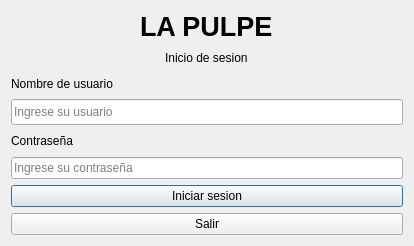
Above: Proyecto Final- Progra1- VSJJ/Proyecto Final- Progra1- VSJJ/Login.ui from Vixtrien024/ProyectoFinal-Progra1-VSJJ before the change. Below: the same form after it.
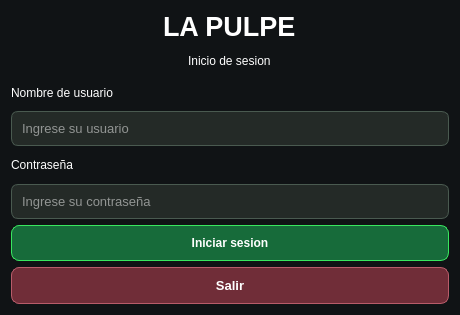
That is the form after the change. Icons and pictures are not drawn.

The edit to the form file:
```diff
--- a/Proyecto Final- Progra1- VSJJ/Proyecto Final- Progra1- VSJJ/Login.ui
+++ b/Proyecto Final- Progra1- VSJJ/Proyecto Final- Progra1- VSJJ/Login.ui
@@ -6,13 +6,51 @@
    <rect>
     <x>0</x>
     <y>0</y>
-    <width>410</width>
-    <height>246</height>
+    <width>460</width>
+    <height>315</height>
    </rect>
   </property>
   <property name="windowTitle">
    <string>La Pulpe - Inicio de sesion</string>
   </property>
+  <property name="styleSheet">
+   <string notr="true">
+QDialog {
+    background-color: #101315;
+}
+
+QLabel {
+    color: #FFFFFF;
+    background: transparent;
+}
+
+QLineEdit {
+    background-color: #242A27;
+    color: #FFFFFF;
+    border: 1px solid #4A5A50;
+    border-radius: 7px;
+    padding: 8px;
+    font-size: 13px;
+}
+
+QLineEdit:focus {
+    border: 2px solid #39E75F;
+}
+
+QPushButton {
+    background-color: #176B3A;
+    color: white;
+    border: 1px solid #39E75F;
+    border-radius: 8px;
+    padding: 10px;
+    font-weight: bold;
+}
+
+QPushButton:hover {
+    background-color: #218B4B;
+}
+</string>
+  </property>
   <layout class="QVBoxLayout" name="verticalLayout">
    <item alignment="Qt::AlignmentFlag::AlignHCenter">
     <widget class="QLabel" name="lblTitulo">
@@ -24,6 +62,9 @@
        <underline>false</underline>
       </font>
      </property>
+     <property name="styleSheet">
+      <string notr="true"/>
+     </property>
      <property name="text">
       <string>LA PULPE</string>
      </property>
@@ -45,6 +86,9 @@
    </item>
    <item>
     <widget class="QLineEdit" name="txtUsuario">
+     <property name="enabled">
+      <bool>true</bool>
+     </property>
      <property name="minimumSize">
       <size>
        <width>392</width>
@@ -82,9 +126,41 @@
    </item>
    <item>
     <widget class="QPushButton" name="btnSalir">
+     <property name="styleSheet">
+      <string notr="true">
+QPushButton {
+    background-color: #702D38;
+    color: #FFFFFF;
+    border: 1px solid #B85C6A;
+    border-radius: 8px;
+    padding: 10px;
+    font-size: 13px;
+    font-weight: bold;
+}
+
+QPushButton:hover {
+    background-color: #923D4B;
+    border: 1px solid #E07A89;
+}
+
+QPushButton:pressed {
+    background-color: #54212A;
+}
+</string>
+     </property>
      <property name="text">
       <string>Salir</string>
      </property>
+     <property name="icon">
+      <iconset>
+       <normaloff>../../../../../../../../Downloads/log-out.png</normaloff>../../../../../../../../Downloads/log-out.png</iconset>
+     </property>
+     <property name="iconSize">
+      <size>
+       <width>16</width>
+       <height>16</height>
+      </size>
+     </property>
     </widget>
    </item>
   </layout>
```
Left out of the diff: 6 changed lines with no effect on the pictures.
